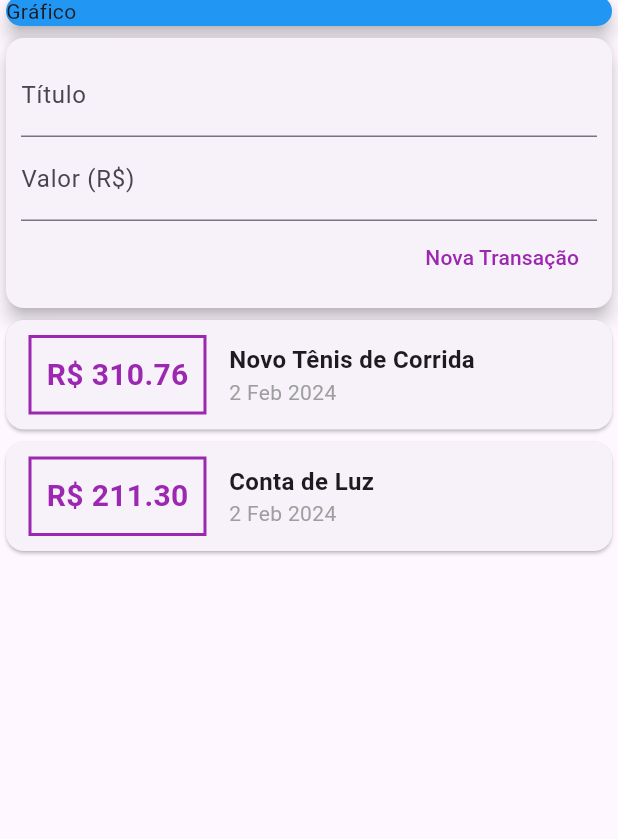
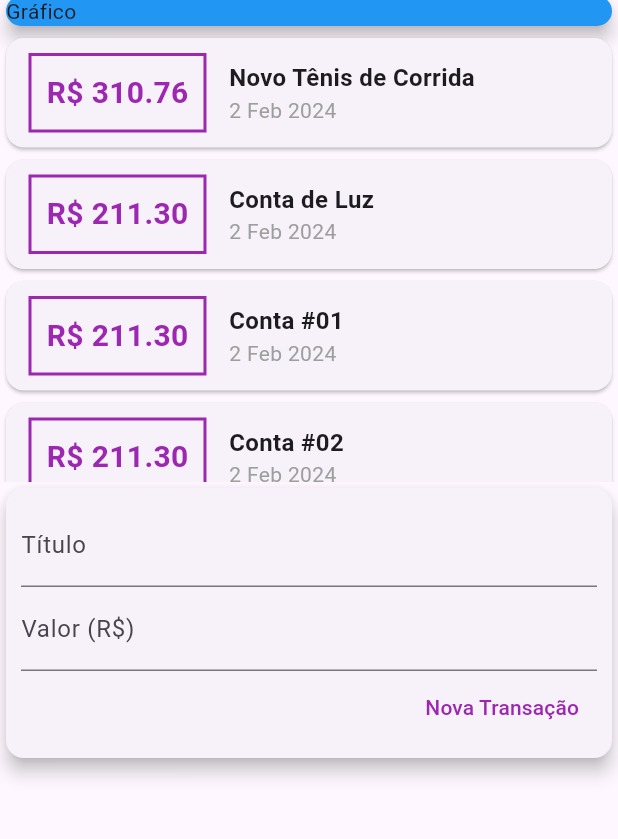
Before and after one commit to WagnerTerry/Despesas-Pessoais, a Flutter app: the screen it shows after launch, on a phone screen of 412 x 824 dp, the part 94-933 px from its top. Run offline on Flutter 3.47's test engine with Material 3 defaults, Android fonts, the phone set to English and light mode, and no system bars.

Commit message:
feat: renderizando lista com ListView

```diff
--- a/lib/components/transaction_list.dart
+++ b/lib/components/transaction_list.dart
@@ -1,5 +1,5 @@
-import 'package:expenses/models/transaction.dart';
 import 'package:flutter/material.dart';
+import '../models/transaction.dart';
 import 'package:intl/intl.dart';
 
 class TransactionList extends StatelessWidget {
@@ -7,13 +7,17 @@ class TransactionList extends StatelessWidget {
 
   const TransactionList(this.transactions, {Key? key}) : super(key: key);
 
+// SingleChildScrollView -> para listas pequenas/controladas
+// ListView -> para listas com bastante dados, onde carrega as 5 primeiras e quando scrollar, carrega outros dados
+
   @override
   Widget build(BuildContext context) {
     return SizedBox(
       height: 300,
-      child: SingleChildScrollView(
-        child: Column(
-          children: transactions.map((tr) {
+      child: ListView.builder(
+        itemCount: transactions.length,
+        itemBuilder: (ctx, index) {
+          final tr = transactions[index];
           return Card(
             child: Row(
               children: [
@@ -59,8 +63,7 @@ class TransactionList extends StatelessWidget {
               ],
             ),
           );
-          }).toList(),
-        ),
+        },
       ),
     );
   }
--- a/lib/components/transaction_user.dart
+++ b/lib/components/transaction_user.dart
@@ -1,9 +1,8 @@
+import 'package:flutter/material.dart';
 import 'dart:math';
-
-import 'package:expenses/components/transaction_form.dart';
-import 'package:expenses/components/transaction_list.dart';
-import 'package:expenses/models/transaction.dart';
-import 'package:flutter/material.dart';
+import 'transaction_form.dart';
+import 'transaction_list.dart';
+import '../models/transaction.dart';
 
 class TransactionUser extends StatefulWidget {
   const TransactionUser({Key? key}) : super(key: key);
@@ -26,6 +25,30 @@ class _TransactionUserState extends State<TransactionUser> {
       value: 211.30,
       date: DateTime.now(),
     ),
+    Transaction(
+      id: 't20',
+      title: 'Conta #01',
+      value: 211.30,
+      date: DateTime.now(),
+    ),
+    Transaction(
+      id: 't3',
+      title: 'Conta #02',
+      value: 211.30,
+      date: DateTime.now(),
+    ),
+    Transaction(
+      id: 't4',
+      title: 'Conta #03',
+      value: 211.30,
+      date: DateTime.now(),
+    ),
+    Transaction(
+      id: 't5',
+      title: 'Conta #04',
+      value: 211.30,
+      date: DateTime.now(),
+    ),
   ];
 
   _addTransaction(String title, double value) {
@@ -45,8 +68,8 @@ class _TransactionUserState extends State<TransactionUser> {
   Widget build(BuildContext context) {
     return Column(
       children: [
+        TransactionList(_transactions),
         TransactionForm(_addTransaction),
-        TransactionList(_transactions),
       ],
     );
   }
```
Lines whose indentation alone changed are shown as unchanged.
